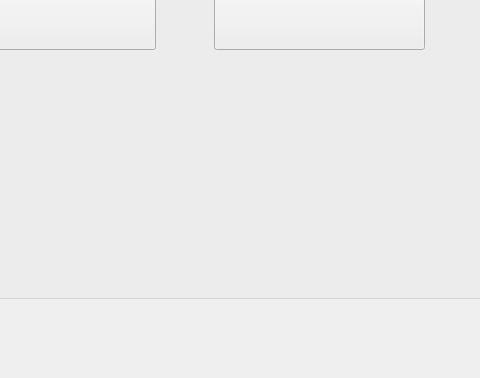
Above: widget.ui from Esprit-UP-Algo/4-smart-product-delivery-groupe-4 before the change; both pictures show x 135 to 615 and y 222 to 600 of the 800 by 600 pixel window. Below: the same form after it.
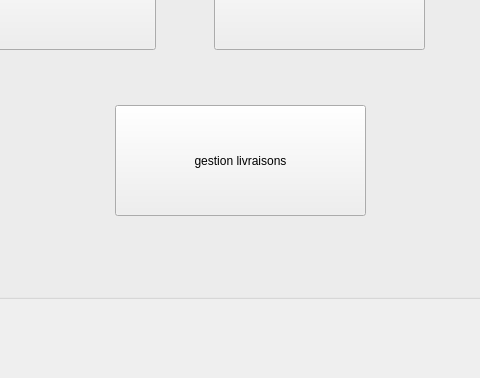
That is the form after the change.

What changed in the file:
```diff
--- a/widget.ui
+++ b/widget.ui
@@ -51,6 +51,19 @@
      <string>gestion medicament</string>
     </property>
    </widget>
+   <widget class="QPushButton" name="pushButtonliv">
+    <property name="geometry">
+     <rect>
+      <x>210</x>
+      <y>297</y>
+      <width>251</width>
+      <height>111</height>
+     </rect>
+    </property>
+    <property name="text">
+     <string>gestion livraisons</string>
+    </property>
+   </widget>
   </widget>
  </widget>
  <resources/>
```
